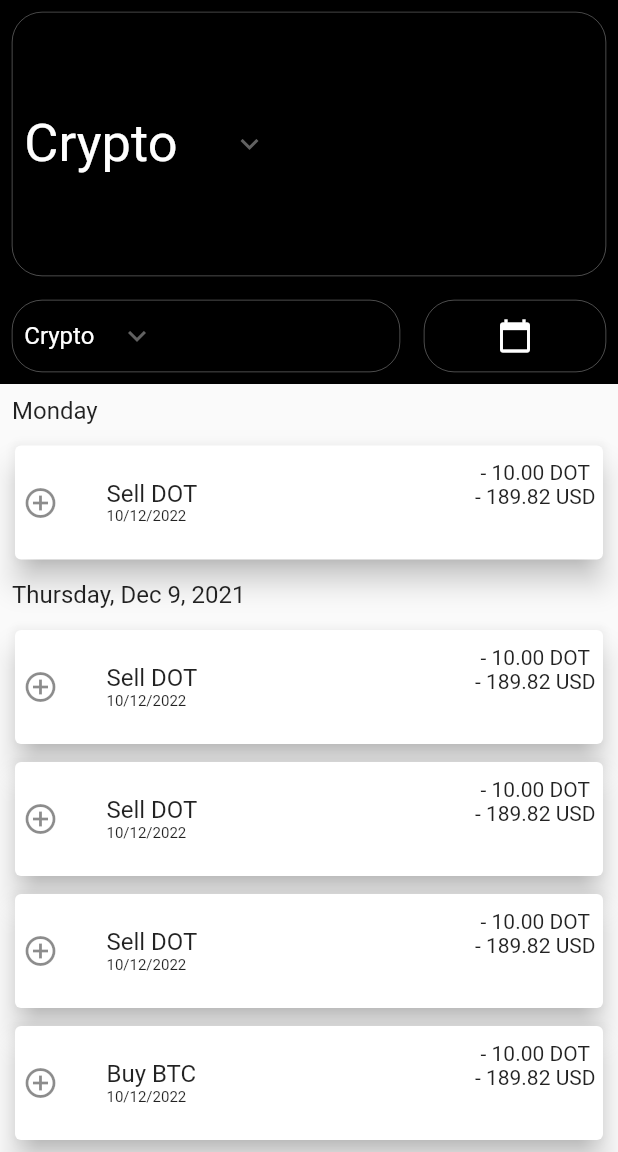
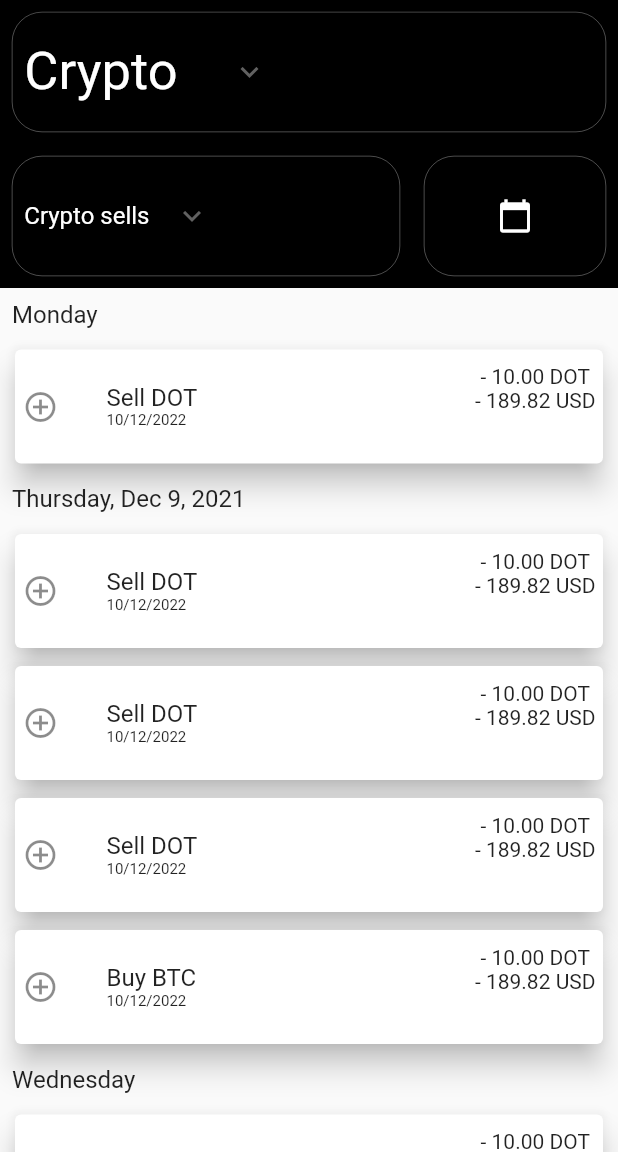
Before and after one commit to rabaun/Grouped-list-package-for-Flutter, a Flutter app: the screen it shows after launch, on a phone screen of 412 x 824 dp, the part 84-1236 px from its top. Run offline on Flutter 3.47's test engine with Material 2 defaults, Android fonts, the light colour scheme and no system bars; drawn by our look-alikes of grouped_list; our stand-ins replace syncfusion_flutter_calendar.

Commit message:
Add SellsList

```diff
--- a/lib/home_page.dart
+++ b/lib/home_page.dart
@@ -26,7 +26,14 @@ class _MyHomePageState extends State<MyHomePage> {
     'Oil',
     'Currency'
   ]; //This is the array for dropdown
-
+  String dropSells =
+      'Crypto sells'; //This is the selection value. It is also present in my array.
+  final dropdownSellsList = [
+    'Crypto sells',
+    'Gold sells',
+    'Oil sells',
+    'Currency sells'
+  ]; //This is the array for dropdown
   @override
   Widget build(BuildContext context) {
     return Scaffold(
@@ -40,7 +47,7 @@ class _MyHomePageState extends State<MyHomePage> {
                   ),
                   child: Column(children: <Widget>[
                     Expanded(
-                        flex: 3,
+                        flex: 1,
                         child: Padding(
                           padding: const EdgeInsets.all(8.0),
                           child: Container(
@@ -52,9 +59,9 @@ class _MyHomePageState extends State<MyHomePage> {
                                     Border.all(color: Colors.white, width: 0.2),
                                 borderRadius: const BorderRadius.all(
                                     Radius.circular(20))),
-                            height: 400,
-                            width: 500,
-                            child: _dropBigList(),
+                            height: 200,
+                            width: MediaQuery.of(context).size.width,
+                            child: _dropList(),
                           ),
                         )),
                     Expanded(
@@ -74,9 +81,9 @@ class _MyHomePageState extends State<MyHomePage> {
                                           color: Colors.white, width: 0.2),
                                       borderRadius: const BorderRadius.all(
                                           Radius.circular(20))),
-                                  height: 200,
-                                  width: 200,
-                                  child: _dropList(),
+                                  height: 100,
+                                  width: 100,
+                                  child: _dropSellsList(),
                                 ),
                               ),
                             ),
@@ -93,8 +100,8 @@ class _MyHomePageState extends State<MyHomePage> {
                                           color: Colors.white, width: 0.2),
                                       borderRadius: const BorderRadius.all(
                                           Radius.circular(20))),
-                                  height: 200,
-                                  width: 200,
+                                  height: 100,
+                                  width: 100,
                                   child: IconButton(
                                     onPressed: () {
                                       Navigator.push(
@@ -115,7 +122,7 @@ class _MyHomePageState extends State<MyHomePage> {
                         )),
                   ]))),
           Expanded(
-              flex: 2,
+              flex: 3,
               child: Container(
                   child: Column(children: [
                 Expanded(
@@ -182,11 +189,11 @@ class _MyHomePageState extends State<MyHomePage> {
     );
   }
 
-  _dropList() {
+  _dropSellsList() {
     return Padding(
       padding: const EdgeInsets.fromLTRB(8, 0, 0, 0),
       child: DropdownButton<String>(
-        value: dropValue,
+        value: dropSells,
         dropdownColor: Colors.blue,
         icon: const Icon(Icons.expand_more),
         elevation: 16,
@@ -196,10 +203,10 @@ class _MyHomePageState extends State<MyHomePage> {
         onChanged: (String? value) {
           // This is called when the user selects an item.
           setState(() {
-            dropValue = value!;
+            dropSells = value!;
           });
         },
-        items: dropdownList.map<DropdownMenuItem<String>>((String value) {
+        items: dropdownSellsList.map<DropdownMenuItem<String>>((String value) {
           return DropdownMenuItem<String>(
             value: value,
             child: Text(
@@ -213,7 +220,7 @@ class _MyHomePageState extends State<MyHomePage> {
     );
   }
 
-  _dropBigList() {
+  _dropList() {
     return Padding(
       padding: const EdgeInsets.fromLTRB(8, 0, 0, 0),
       child: DropdownButton<String>(
```
